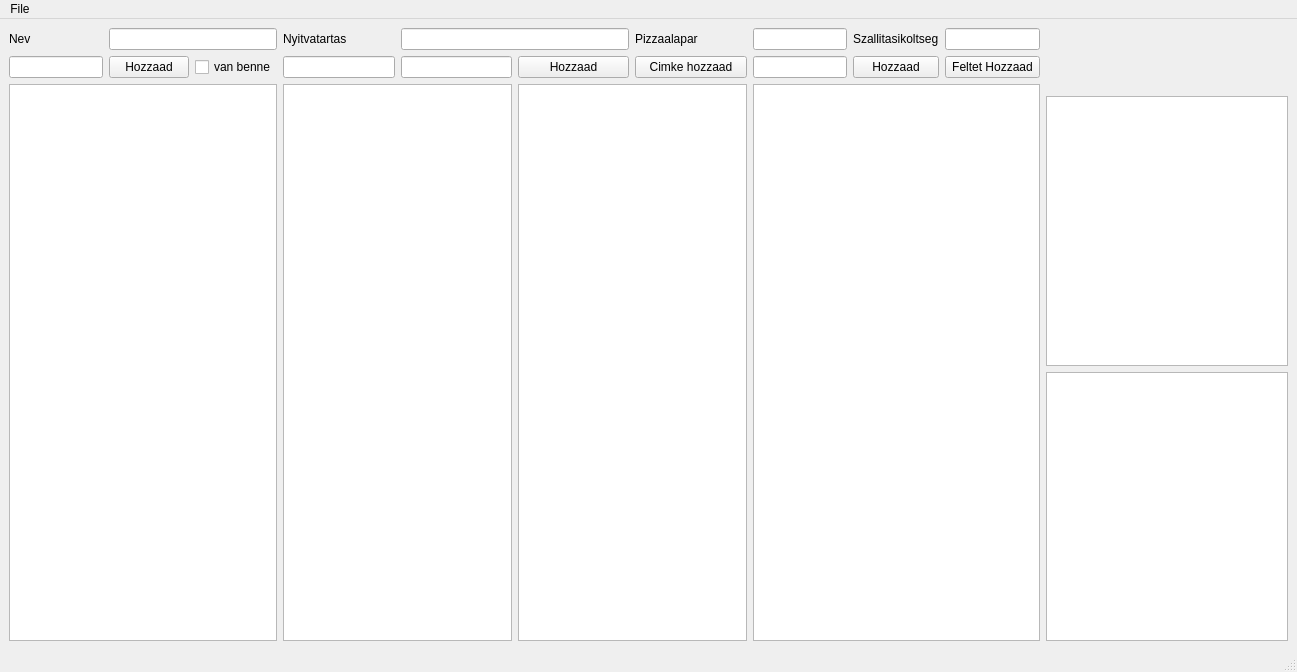
The window that mainwindow.ui (itssyp/pizzeria) describes before a commit, drawn with Qt 5.
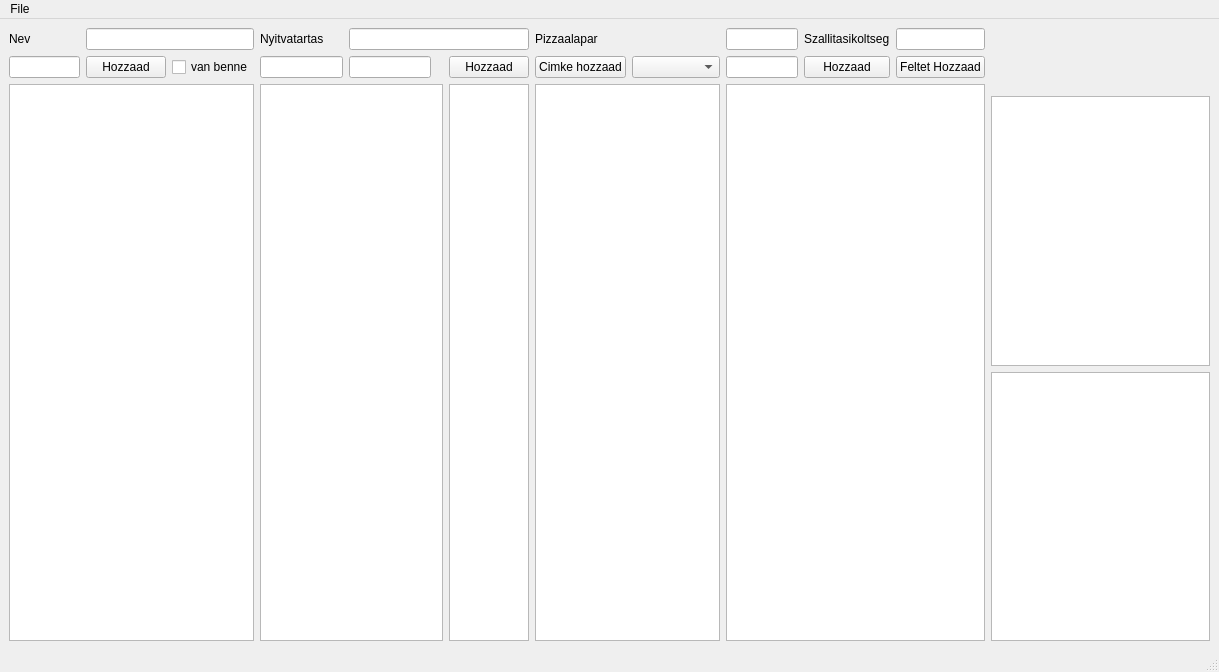
The same window after the commit.

What changed in the file:
```diff
--- a/mainwindow.ui
+++ b/mainwindow.ui
@@ -6,7 +6,7 @@
    <rect>
     <x>0</x>
     <y>0</y>
-    <width>1297</width>
+    <width>1219</width>
     <height>672</height>
    </rect>
   </property>
@@ -15,19 +15,6 @@
   </property>
   <widget class="QWidget" name="centralwidget">
    <layout class="QGridLayout" name="gridLayout">
-    <item row="1" column="12">
-     <widget class="QPushButton" name="pushButton_5">
-      <property name="text">
-       <string>Feltet Hozzaad</string>
-      </property>
-     </widget>
-    </item>
-    <item row="1" column="10">
-     <widget class="QLineEdit" name="lineEdit_4"/>
-    </item>
-    <item row="2" column="0" rowspan="4" colspan="3">
-     <widget class="QListView" name="listView"/>
-    </item>
     <item row="1" column="2">
      <widget class="QCheckBox" name="checkBox">
       <property name="text">
@@ -35,25 +22,55 @@
       </property>
      </widget>
     </item>
-    <item row="2" column="6" rowspan="4" colspan="2">
-     <widget class="QListView" name="listView_2"/>
+    <item row="0" column="0">
+     <widget class="QLabel" name="label">
+      <property name="text">
+       <string>Nev</string>
+      </property>
+     </widget>
     </item>
-    <item row="0" column="7" colspan="2">
-     <widget class="QLineEdit" name="lineEdit_6"/>
+    <item row="1" column="6">
+     <widget class="QLineEdit" name="lineEdit_2"/>
     </item>
-    <item row="1" column="7">
-     <widget class="QLineEdit" name="lineEdit_3"/>
+    <item row="0" column="1" colspan="2">
+     <widget class="QLineEdit" name="lineEdit_5"/>
+    </item>
+    <item row="2" column="11" rowspan="4" colspan="2">
+     <widget class="QListView" name="listView_3"/>
+    </item>
+    <item row="5" column="16">
+     <widget class="QListView" name="listView_6"/>
+    </item>
+    <item row="1" column="10">
+     <widget class="QPushButton" name="pushButton_2">
+      <property name="text">
+       <string>Hozzaad</string>
+      </property>
+     </widget>
+    </item>
+    <item row="2" column="13" rowspan="4" colspan="3">
+     <widget class="QListView" name="listView_4"/>
     </item>
     <item row="1" column="11">
-     <widget class="QPushButton" name="pushButton_4">
+     <widget class="QPushButton" name="pushButton_3">
       <property name="text">
-       <string>Hozzaad</string>
+       <string>Cimke hozzaad</string>
       </property>
      </widget>
     </item>
-    <item row="0" column="12">
+    <item row="1" column="12">
+     <widget class="QComboBox" name="comboBox"/>
+    </item>
+    <item row="0" column="15">
      <widget class="QLineEdit" name="lineEdit_8"/>
     </item>
+    <item row="1" column="15">
+     <widget class="QPushButton" name="pushButton_5">
+      <property name="text">
+       <string>Feltet Hozzaad</string>
+      </property>
+     </widget>
+    </item>
     <item row="0" column="6">
      <widget class="QLabel" name="label_2">
       <property name="text">
@@ -61,48 +78,41 @@
       </property>
      </widget>
     </item>
-    <item row="1" column="9">
-     <widget class="QPushButton" name="pushButton_3">
-      <property name="text">
-       <string>Cimke hozzaad</string>
-      </property>
-     </widget>
+    <item row="0" column="7" colspan="4">
+     <widget class="QLineEdit" name="lineEdit_6"/>
     </item>
-    <item row="0" column="9">
+    <item row="2" column="6" rowspan="4" colspan="4">
+     <widget class="QListView" name="listView_2"/>
+    </item>
+    <item row="0" column="11">
      <widget class="QLabel" name="label_3">
       <property name="text">
        <string>Pizzaalapar</string>
       </property>
      </widget>
     </item>
-    <item row="5" column="13">
-     <widget class="QListView" name="listView_6"/>
-    </item>
-    <item row="4" column="13">
-     <widget class="QListView" name="listView_5"/>
-    </item>
-    <item row="0" column="0">
-     <widget class="QLabel" name="label">
-      <property name="text">
-       <string>Nev</string>
-      </property>
-     </widget>
-    </item>
-    <item row="1" column="0">
-     <widget class="QLineEdit" name="lineEdit"/>
-    </item>
-    <item row="1" column="6">
-     <widget class="QLineEdit" name="lineEdit_2"/>
-    </item>
-    <item row="0" column="11">
+    <item row="0" column="14">
      <widget class="QLabel" name="label_4">
       <property name="text">
        <string>Szallitasikoltseg</string>
       </property>
      </widget>
     </item>
-    <item row="0" column="10">
-     <widget class="QLineEdit" name="lineEdit_7"/>
+    <item row="1" column="0">
+     <widget class="QLineEdit" name="lineEdit"/>
+    </item>
+    <item row="1" column="14">
+     <widget class="QPushButton" name="pushButton_4">
+      <property name="text">
+       <string>Hozzaad</string>
+      </property>
+     </widget>
+    </item>
+    <item row="1" column="13">
+     <widget class="QLineEdit" name="lineEdit_4"/>
+    </item>
+    <item row="4" column="16">
+     <widget class="QListView" name="listView_5"/>
     </item>
     <item row="1" column="1">
      <widget class="QPushButton" name="pushButton">
@@ -111,21 +121,24 @@
       </property>
      </widget>
     </item>
-    <item row="2" column="10" rowspan="4" colspan="3">
-     <widget class="QListView" name="listView_4"/>
+    <item row="0" column="13">
+     <widget class="QLineEdit" name="lineEdit_7"/>
     </item>
-    <item row="2" column="8" rowspan="4" colspan="2">
-     <widget class="QListView" name="listView_3"/>
+    <item row="2" column="0" rowspan="4" colspan="3">
+     <widget class="QListView" name="listView"/>
     </item>
-    <item row="1" column="8">
-     <widget class="QPushButton" name="pushButton_2">
-      <property name="text">
-       <string>Hozzaad</string>
+    <item row="2" column="10" rowspan="4">
+     <widget class="QListView" name="listView_7">
+      <property name="maximumSize">
+       <size>
+        <width>114</width>
+        <height>16777215</height>
+       </size>
       </property>
      </widget>
     </item>
-    <item row="0" column="1" colspan="2">
-     <widget class="QLineEdit" name="lineEdit_5"/>
+    <item row="1" column="7">
+     <widget class="QLineEdit" name="lineEdit_3"/>
     </item>
    </layout>
   </widget>
@@ -134,7 +147,7 @@
     <rect>
      <x>0</x>
      <y>0</y>
-     <width>1297</width>
+     <width>1219</width>
      <height>21</height>
     </rect>
    </property>
```
